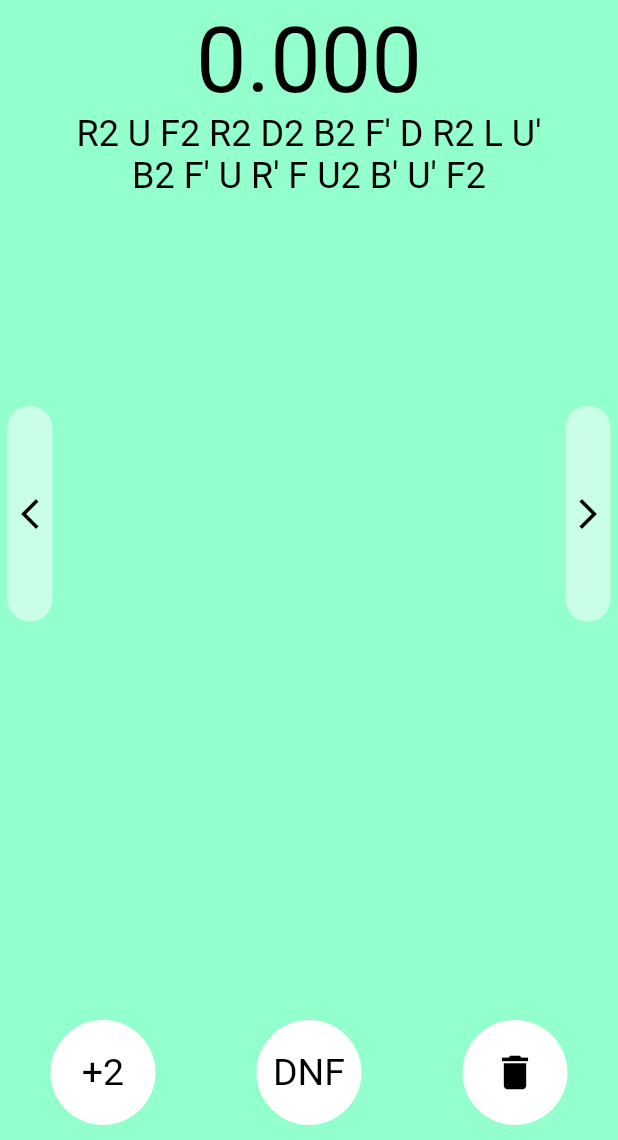
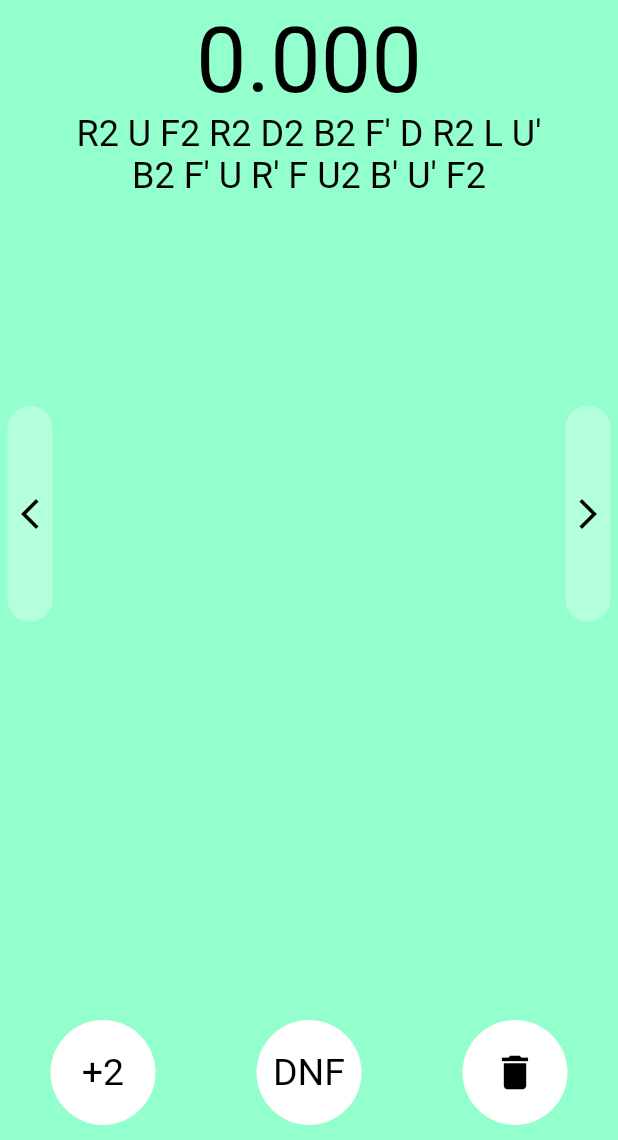
Before and after one commit to maxmasli/FlutterSpeedTimer, a Flutter app: the screen it shows after launch, on a phone screen of 412 x 824 dp, the part 96-1236 px from its top. Run offline on Flutter 3.47's test engine with Material 2 defaults, Android fonts, the phone set to English and light mode, and no system bars; our stand-ins replace bloc, dartz, equatable, flutter_bloc, flutter_colorpicker, flutter_svg and 4 more; accounts and stored records are empty.

Commit message:
some fixes

```diff
--- a/lib/features/speedtimer/presentation/pages/timer_page.dart
+++ b/lib/features/speedtimer/presentation/pages/timer_page.dart
@@ -351,7 +351,7 @@ class TimerResultsButtonWidget extends StatelessWidget {
       child: Container(
         margin: const EdgeInsets.only(right: 5),
         decoration: BoxDecoration(
-            color: const Color(0xFFFFFFFF).withOpacity(0.5),
+            color: const Color(0xFFFFFFFF).withOpacity(0.3),
             borderRadius: const BorderRadius.all(Radius.circular(100))),
         child: Padding(
           padding: const EdgeInsets.symmetric(vertical: 60, horizontal: 3),
@@ -378,7 +378,7 @@ class TimerSettingsButtonWidget extends StatelessWidget {
       child: Container(
         margin: const EdgeInsets.only(left: 5),
         decoration: BoxDecoration(
-            color: const Color(0xFFFFFFFF).withOpacity(0.5),
+            color: const Color(0xFFFFFFFF).withOpacity(0.3),
             borderRadius: const BorderRadius.all(Radius.circular(100))),
         child: Padding(
           padding: const EdgeInsets.symmetric(vertical: 60, horizontal: 3),
```
